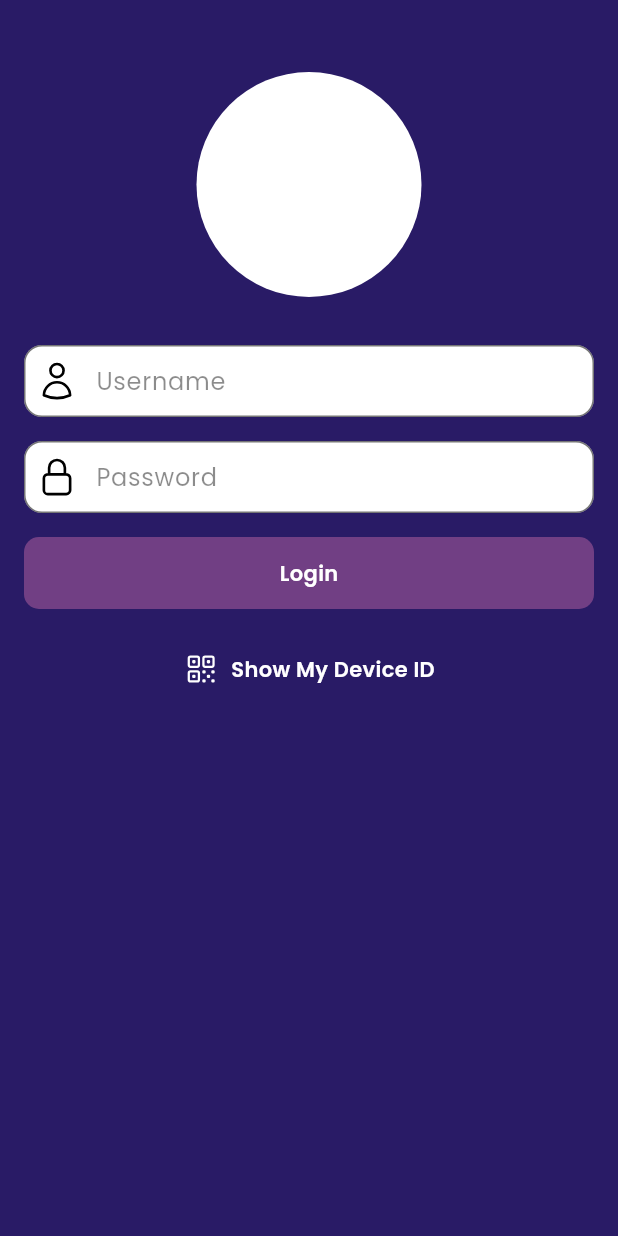
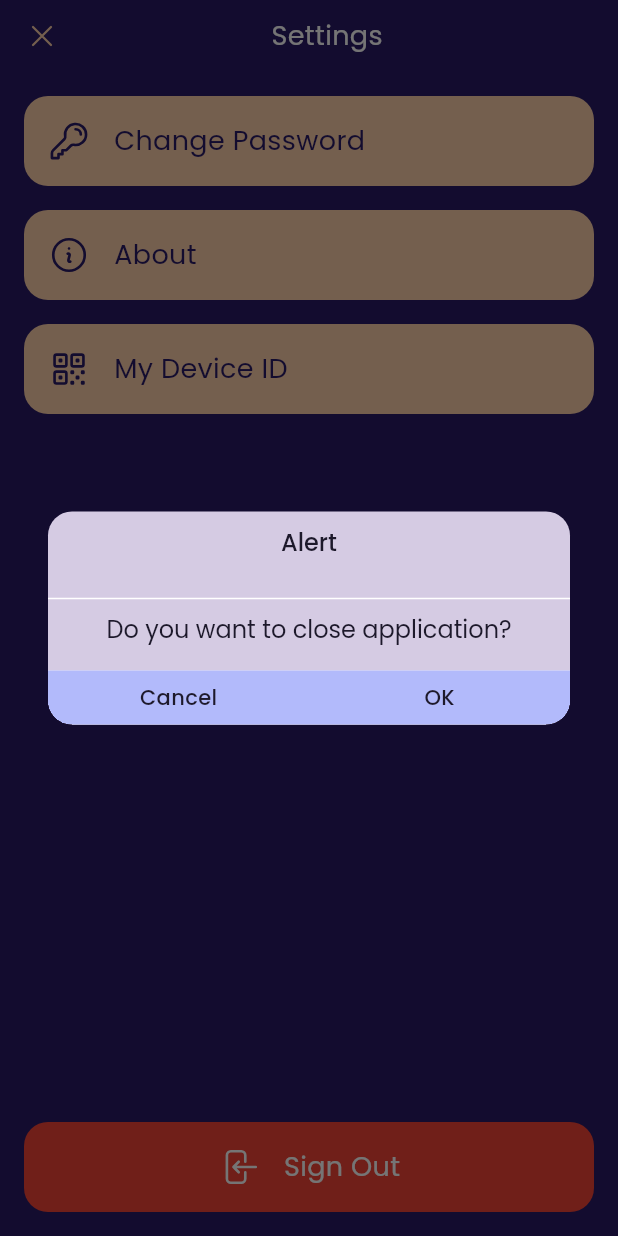
Before and after one commit to el-mubarok/project-ta-kt23, a Flutter app: the ModuleAccount screen opened by its route, after a tap on "Sign Out", on a phone screen of 412 x 824 dp. Run offline on Flutter 3.47's test engine with Material 2 defaults, Android fonts, the phone set to English and light mode, and no system bars; our stand-ins replace bloc, dio, equatable, flutter_bloc, formz, heroicons and 2 more; missing offline and left inert: cryptography, platform_device_id, qr_code_scanner; accounts and stored records are empty.

Commit message:
add alert dialog, add dialog before logout

```diff
--- a/lib/modules/non_tabbed_modules/account_module/screens/account_screen.dart
+++ b/lib/modules/non_tabbed_modules/account_module/screens/account_screen.dart
@@ -94,6 +94,11 @@ class _ModuleAccount extends State<ModuleAccount> {
           //
           GestureDetector(
             onTap: () async {
+              AppHelperCommon().showAlert(
+                context: context,
+                title: "Alert",
+                content: "Do you want to close application?",
+                onTapOk: () async {
                   AppHelperStorage().clear().then((v) {
                     Navigator.pushNamedAndRemoveUntil(
                       context,
@@ -101,6 +106,8 @@ class _ModuleAccount extends State<ModuleAccount> {
                       (route) => false,
                     );
                   });
+                },
+              );
             },
             child: Container(
               padding: const EdgeInsets.all(16),
--- /dev/null
+++ b/lib/shared/ui/widgets/widget_dialog.dart
@@ -0,0 +1,161 @@
+import 'package:attendanceapp/themes/color.dart';
+import 'package:flutter/material.dart';
+
+class WidgetDialog extends StatefulWidget {
+  const WidgetDialog({
+    super.key,
+    this.title,
+    this.subtitle,
+    this.content,
+    this.onOk,
+  });
+
+  final String? title;
+  final String? subtitle;
+  final String? content;
+  final VoidCallback? onOk;
+
+  @override
+  State<StatefulWidget> createState() => _WidgetDialog();
+}
+
+class _WidgetDialog extends State<WidgetDialog> {
+  @override
+  Widget build(BuildContext context) {
+    return Container(
+      padding: const EdgeInsets.all(16),
+      child: Center(
+        child: ConstrainedBox(
+          constraints: const BoxConstraints(
+            minHeight: 100,
+            maxHeight: 500,
+          ),
+          child: Container(
+            clipBehavior: Clip.hardEdge,
+            width: MediaQuery.of(context).size.width - 64,
+            decoration: BoxDecoration(
+              color: AppColors.secondary,
+              borderRadius: BorderRadius.circular(16),
+            ),
+            child: Column(
+              mainAxisSize: MainAxisSize.min,
+              children: [
+                // header
+                Padding(
+                  padding: const EdgeInsets.only(
+                    top: 8,
+                  ),
+                  child: Column(
+                    crossAxisAlignment: CrossAxisAlignment.center,
+                    children: [
+                      Text(
+                        widget.title ?? "",
+                        style: const TextStyle(
+                          fontSize: 16,
+                          color: AppColors.black,
+                          fontFamily: 'Poppins',
+                          fontWeight: FontWeight.w500,
+                          decoration: TextDecoration.none,
+                        ),
+                      ),
+                      //
+                      Text(
+                        widget.subtitle ?? "",
+                        style: const TextStyle(
+                          fontSize: 12,
+                          color: AppColors.black,
+                          fontFamily: 'Poppins',
+                          fontWeight: FontWeight.w300,
+                          decoration: TextDecoration.none,
+                        ),
+                      ),
+                    ],
+                    //
+                  ),
+                ),
+                //
+                const Divider(),
+                //
+                // content
+                SingleChildScrollView(
+                  child: Text(
+                    widget.content ?? "",
+                    style: const TextStyle(
+                      fontSize: 16,
+                      color: AppColors.black,
+                      fontFamily: 'Poppins',
+                      fontWeight: FontWeight.w400,
+                      decoration: TextDecoration.none,
+                    ),
+                  ),
+                ),
+                //
+                Container(
+                  padding: const EdgeInsets.only(top: 16),
+                  child: Row(
+                    mainAxisAlignment: MainAxisAlignment.spaceBetween,
+                    children: [
+                      _AlerButtonItem(
+                        text: "Cancel",
+                        onTap: () {
+                          Navigator.pop(context);
+                        },
+                      ),
+                      _AlerButtonItem(
+                        text: "OK",
+                        onTap: () {
+                          widget.onOk!();
+                          Navigator.pop(context);
+                        },
+                      ),
+                    ],
+                  ),
+                ),
+              ],
+            ),
+          ),
+        ),
+      ),
+    );
+  }
+}
+
+class _AlerButtonItem extends StatelessWidget {
+  const _AlerButtonItem({
+    super.key,
+    required this.text,
+    required this.onTap,
+  });
+
+  final String text;
+  final VoidCallback onTap;
+
+  @override
+  Widget build(BuildContext context) {
+    return Expanded(
+      child: Material(
+        child: InkWell(
+          onTap: () {
+            onTap();
+          },
+          child: Container(
+            padding: const EdgeInsets.all(8),
+            color: AppColors.tertiary,
+            child: Center(
+              child: Text(
+                text,
+                style: const TextStyle(
+                  fontSize: 14,
+                  color: AppColors.black,
+                  fontFamily: 'Poppins',
+                  fontWeight: FontWeight.w500,
+                  decoration: TextDecoration.none,
+                ),
+              ),
+            ),
+          ),
+        ),
+      ),
+    );
+  }
+}
--- a/lib/shared/utils/helper/helper_common.dart
+++ b/lib/shared/utils/helper/helper_common.dart
@@ -1,3 +1,4 @@
+import 'package:attendanceapp/shared/ui/widgets/widget_dialog.dart';
 import 'package:attendanceapp/shared/utils/helper/helper_device.dart';
 import 'package:attendanceapp/shared/utils/utils_global.dart';
 import 'package:attendanceapp/themes/color.dart';
@@ -56,4 +57,26 @@ class AppHelperCommon {
       },
     );
   }
+
+  showAlert({
+    required BuildContext context,
+    String? title,
+    String? subtitle,
+    String? content,
+    VoidCallback? onTapOk,
+  }) {
+    showDialog(
+      context: context,
+      builder: (BuildContext context) {
+        return WidgetDialog(
+          title: title,
+          subtitle: subtitle,
+          content: content,
+          onOk: () {
+            onTapOk!();
+          },
+        );
+      },
+    );
+  }
 }
```
Lines whose indentation alone changed are shown as unchanged.
